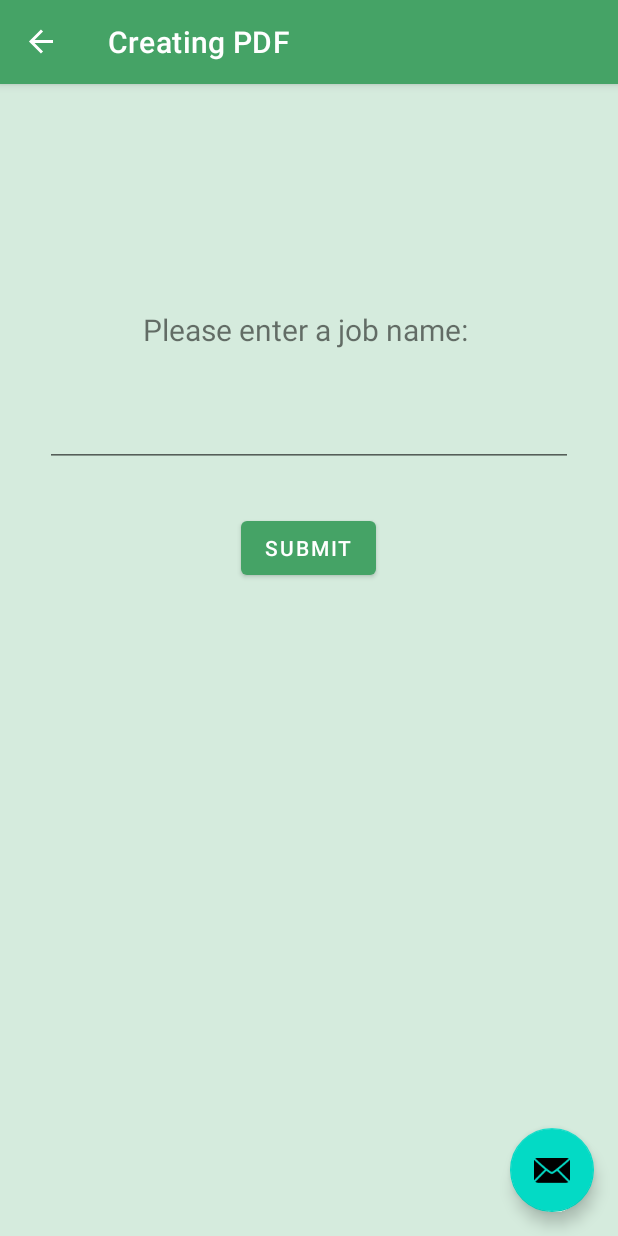
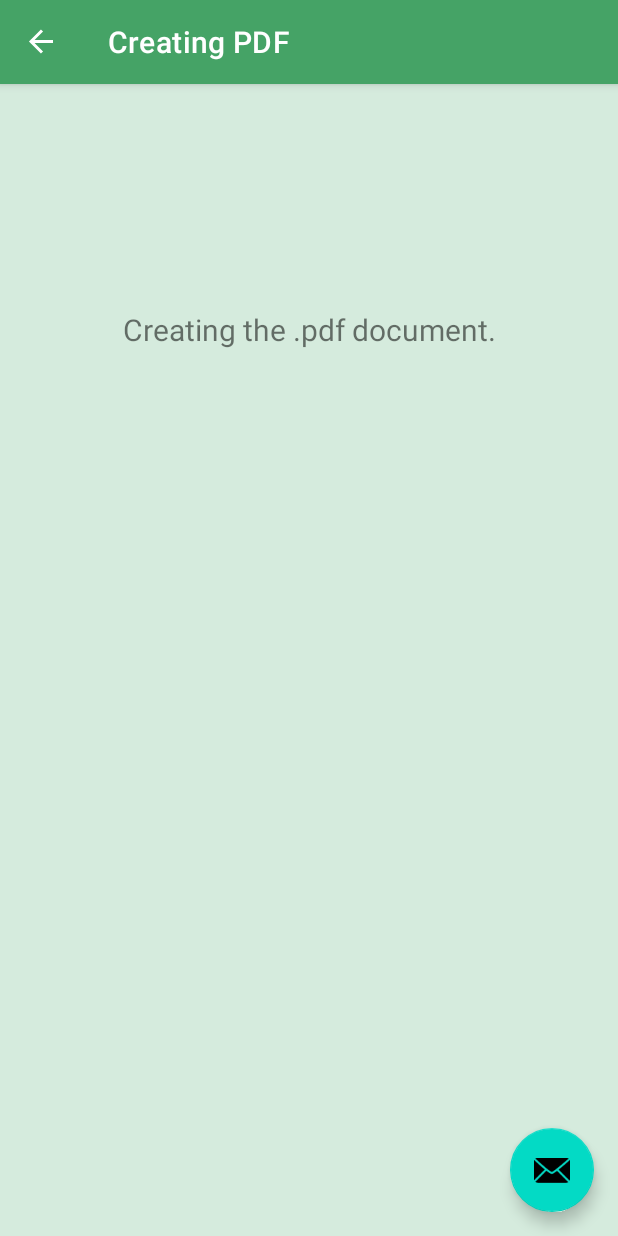
Before and after one commit to morningbob/to_pdf_android, an Android app: the ProcessingFragment screen opened through its navigation route, after a tap on "SUBMIT", on a phone screen of 412 x 824 dp. Run offline under Robolectric (Android 15) with nearby library versions, the phone set to English and light mode, and no system bars; our stand-ins replace Room's generated code, data binding, navigation-ui; libraries missing offline, so code that uses them is left out: com.itextpdf.text; 3 statements that could not run were skipped.

Commit message:
navigation, back button from display pdf fragment
fixed navigation problem.  after creating the pdf, from processing fragment to display pdf fragment.  if user click back button from display pdf fragment, processing fragment will be triggered again and create another document.  So, I modified the nav_graph, processing fragment's action to display fragment.  added popUpTo to push off processing fragment from back stack.

```diff
--- a/app/src/main/java/com/bitpunchlab/android/topdf/displayPDF/DisplayPDFFragment.kt
+++ b/app/src/main/java/com/bitpunchlab/android/topdf/displayPDF/DisplayPDFFragment.kt
@@ -3,9 +3,11 @@ package com.bitpunchlab.android.topdf.displayPDF
 import android.os.Bundle
 import android.util.Log
 import android.view.*
+import androidx.activity.addCallback
 import androidx.fragment.app.Fragment
 import androidx.lifecycle.Observer
 import androidx.navigation.findNavController
+import androidx.navigation.fragment.findNavController
 import androidx.navigation.ui.NavigationUI
 import com.bitpunchlab.android.topdf.R
 import com.bitpunchlab.android.topdf.databinding.FragmentDisplayPDFBinding
@@ -21,6 +23,7 @@ class DisplayPDFFragment : Fragment() {
 
     override fun onCreate(savedInstanceState: Bundle?) {
         super.onCreate(savedInstanceState)
+
     }
 
     override fun onCreateView(
@@ -28,6 +31,7 @@ class DisplayPDFFragment : Fragment() {
         savedInstanceState: Bundle?
     ): View? {
         setHasOptionsMenu(true)
+
         _binding = FragmentDisplayPDFBinding.inflate(inflater, container, false)
 
         fileName = requireArguments().getString("filename").toString()
--- a/app/src/main/java/com/bitpunchlab/android/topdf/joblist/JobListFragment.kt
+++ b/app/src/main/java/com/bitpunchlab/android/topdf/joblist/JobListFragment.kt
@@ -71,7 +71,6 @@ class JobListFragment : Fragment() {
                     R.id.action_jobListFragment_to_MainFragment,
                     bundle
                 )
-
             }
         })
 
--- a/app/src/main/java/com/bitpunchlab/android/topdf/joblist/JobsViewModel.kt
+++ b/app/src/main/java/com/bitpunchlab/android/topdf/joblist/JobsViewModel.kt
@@ -26,7 +26,6 @@ class JobsViewModel(private val database: PDFDatabase) : ViewModel() {
 
     var imageBitmaps = MutableLiveData<List<Bitmap?>>()
 
-
     fun onJobClicked(job: PDFJob) {
         _chosenJob.value = job
     }
--- a/app/src/main/java/com/bitpunchlab/android/topdf/main/MainFragment.kt
+++ b/app/src/main/java/com/bitpunchlab/android/topdf/main/MainFragment.kt
@@ -114,7 +114,6 @@ class MainFragment : Fragment() {
         }
 
         binding.createPdfButton.setOnClickListener {
-            // we'll do the check of images in processing fragment
             val bundle = Bundle()
             bundle.putParcelable("pdfJob", currentJob)
             findNavController().navigate(R.id.action_MainFragment_to_processingFragment, bundle)
--- a/app/src/main/java/com/bitpunchlab/android/topdf/processingPDF/ProcessingFragment.kt
+++ b/app/src/main/java/com/bitpunchlab/android/topdf/processingPDF/ProcessingFragment.kt
@@ -1,6 +1,7 @@
 package com.bitpunchlab.android.topdf.processingPDF
 
 import android.content.DialogInterface
+import android.opengl.Visibility
 import android.os.Bundle
 import android.util.Log
 import androidx.fragment.app.Fragment
@@ -9,10 +10,7 @@ import android.view.View
 import android.view.ViewGroup
 import androidx.appcompat.app.AlertDialog
 import androidx.core.net.toUri
-import androidx.lifecycle.LiveData
-import androidx.lifecycle.MutableLiveData
-import androidx.lifecycle.Observer
-import androidx.lifecycle.ViewModelProvider
+import androidx.lifecycle.*
 import androidx.navigation.fragment.findNavController
 import com.bitpunchlab.android.topdf.R
 import com.bitpunchlab.android.topdf.database.PDFDatabase
@@ -41,6 +39,7 @@ class ProcessingFragment : Fragment() {
     private lateinit var createPDFTask: CreatePDFTask
     private lateinit var imageItemToBeProcessed: LiveData<List<ImageItem>>
     private var pdfName = MutableLiveData<String>()
+    private var processing = true
 
 
     override fun onCreate(savedInstanceState: Bundle?) {
@@ -57,12 +56,17 @@ class ProcessingFragment : Fragment() {
         jobsViewModel = ViewModelProvider(requireActivity(), JobsViewModelFactory(database))
             .get(JobsViewModel::class.java)
         coroutineScope = CoroutineScope(Dispatchers.IO)
+
         val job = requireArguments().getParcelable<PDFJob>("pdfJob")
         if (job != null) {
             currentJob = job
+            Log.i("job", "is not null")
         } else {
             currentJob = jobsViewModel.currentJob!!
+            Log.i("job", "is null")
         }
+
+        Log.i("creating pdf", "yes")
         // we first load the imageItems from the job
         imageItemToBeProcessed = database.imageDAO.getAllImagesOfJob(currentJob.jobId)
         createPDFTask = CreatePDFTask(requireContext())
@@ -82,7 +86,9 @@ class ProcessingFragment : Fragment() {
         })
 
         // we need to wait for the bitmaps to be fetched from the database
-        jobsViewModel.imageBitmaps.observe(viewLifecycleOwner, androidx.lifecycle.Observer { bitmaps ->
+        jobsViewModel.imageBitmaps.observe(
+            viewLifecycleOwner,
+            androidx.lifecycle.Observer { bitmaps ->
                 bitmaps?.let {
                     if (pdfName.value != null) {
                         Log.i("createTask", "started")
@@ -95,6 +101,9 @@ class ProcessingFragment : Fragment() {
         createPDFTask.done.observe(viewLifecycleOwner, Observer { value ->
             if (value) {
                 // alert user, the process completed
+                // reset current job to null, there is no job anymore, processing fragment won't
+                    // be triggered again.
+                jobsViewModel.currentJob = null
                 doneAlert()
             }
         })
@@ -112,12 +121,15 @@ class ProcessingFragment : Fragment() {
         // so, I got 2 places to start to process
         pdfName.observe(viewLifecycleOwner, Observer { name ->
             name?.let {
+                // info user the app is processing the document.
+                binding.processingMessage.text = "Creating the ${name}.pdf document."
+                binding.jobNameEditText.visibility = View.GONE
+                binding.submitButton.visibility = View.GONE
                 if (jobsViewModel.imageBitmaps.value != null) {
                     createPDFTask.createDocumentCoroutine(pdfName.value!!, jobsViewModel)
                 }
             }
         })
-
 
         return binding.root
     }
@@ -176,4 +188,19 @@ class ProcessingFragment : Fragment() {
         doneAlert.show()
     }
 
+    override fun onResume() {
+        super.onResume()
+
     }
+}
+
+/*
+fun <T> LiveData<T>.observeOnce(lifecycleOwner: LifecycleOwner, observer: Observer<T>) {
+    observe(lifecycleOwner, object : Observer<T> {
+        override fun onChanged(t: T?) {
+            observer.onChanged(t)
+            removeObserver(this)
+        }
+    })
+}
+*/
--- a/app/src/main/java/com/bitpunchlab/android/topdf/processingtasks/CreatePDFTask.kt
+++ b/app/src/main/java/com/bitpunchlab/android/topdf/processingtasks/CreatePDFTask.kt
@@ -22,7 +22,7 @@ import java.io.IOException
 class CreatePDFTask(private val passedContext: Context) {
 
     private lateinit var coroutineScope: CoroutineScope
-    private var document = Document()
+    private lateinit var document: Document
     private lateinit var pdfWriter: PdfWriter
     private lateinit var jobsViewModel: JobsViewModel
     var done = MutableLiveData<Boolean>(false)
@@ -45,6 +45,7 @@ class CreatePDFTask(private val passedContext: Context) {
         // get the pdfWriter for the document
         done.postValue(false)
         val file = File(filePath)
+        document = Document()
         pdfWriter = PdfWriter.getInstance(document, FileOutputStream(file))
         document.open()
     }
@@ -77,4 +78,5 @@ class CreatePDFTask(private val passedContext: Context) {
             }
         }
     }
+
 }
--- a/app/src/main/res/layout/fragment_processing.xml
+++ b/app/src/main/res/layout/fragment_processing.xml
@@ -11,6 +11,7 @@
         tools:context=".processingPDF.ProcessingFragment">
 
         <TextView
+            android:id="@+id/processingMessage"
             android:layout_width="match_parent"
             android:layout_height="wrap_content"
             android:layout_marginTop="150sp"
--- a/app/src/main/res/navigation/nav_graph.xml
+++ b/app/src/main/res/navigation/nav_graph.xml
@@ -93,7 +93,12 @@
             app:nullable="true" />
         <action
             android:id="@+id/action_processingFragment_to_displayPDFFragment"
-            app:destination="@id/displayPDFFragment" />
+            app:destination="@id/displayPDFFragment"
+            app:popUpTo="@id/IntroFragment"
+            app:popUpToInclusive="false"/>
+        <action
+            android:id="@+id/action_processingFragment_to_MainFragment"
+            app:destination="@id/MainFragment" />
     </fragment>
     <fragment
         android:id="@+id/displayPDFFragment"
@@ -102,6 +107,9 @@
         <argument
             android:name="filename"
             app:argType="string" />
+        <action
+            android:id="@+id/action_displayPDFFragment_to_IntroFragment"
+            app:destination="@id/IntroFragment" />
     </fragment>
     <fragment
         android:id="@+id/PDFListFragment"
@@ -109,6 +117,7 @@
         android:label="PDFs" >
         <action
             android:id="@+id/action_PDFListFragment_to_displayPDFFragment"
-            app:destination="@id/displayPDFFragment" />
+            app:destination="@id/displayPDFFragment"
+            />
     </fragment>
 </navigation>
```
Lines whose indentation alone changed are shown as unchanged.
